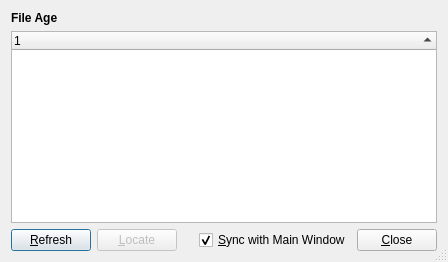
The window that src/file-age-stats-window.ui (Lithopsian/qdirstat) describes before a commit, drawn with Qt 5.
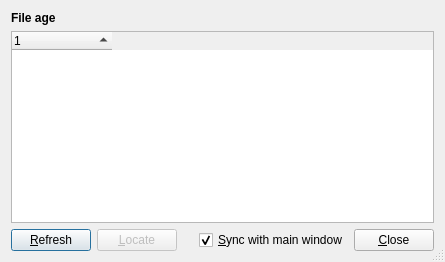
The same window after the commit.

The edit to the form file:
```diff
--- a/src/file-age-stats-window.ui
+++ b/src/file-age-stats-window.ui
@@ -21,7 +21,7 @@
       <string>&lt;html&gt;&lt;head/&gt;&lt;body&gt;&lt;p&gt;Year of the modification time of the file&lt;/p&gt;&lt;/body&gt;&lt;/html&gt;&lt;</string>
      </property>
      <property name="text">
-      <string>File Age</string>
+      <string>File age</string>
      </property>
     </widget>
    </item>
@@ -34,7 +34,7 @@
       <bool>true</bool>
      </property>
      <attribute name="headerStretchLastSection">
-      <bool>true</bool>
+      <bool>false</bool>
      </attribute>
      <column>
       <property name="text">
@@ -82,7 +82,7 @@
           <string>&lt;html&gt;&lt;head/&gt;&lt;body&gt;&lt;p&gt;If checked: If a different directory is selected in the main window, automatically update the content of this window with data from that other directory of the main window.&lt;/p&gt;&lt;/body&gt;&lt;/html&gt;</string>
          </property>
          <property name="text">
-          <string>&amp;Sync with Main Window</string>
+          <string>&amp;Sync with main window</string>
          </property>
          <property name="checked">
           <bool>true</bool>
```
